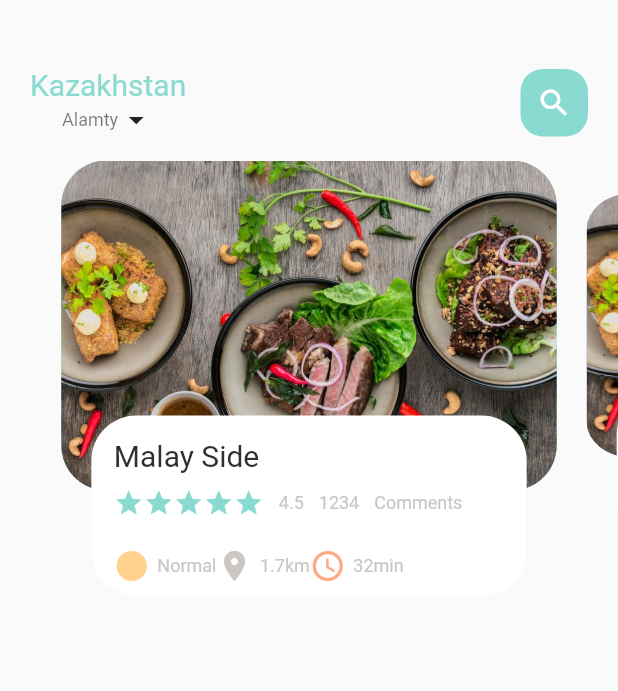
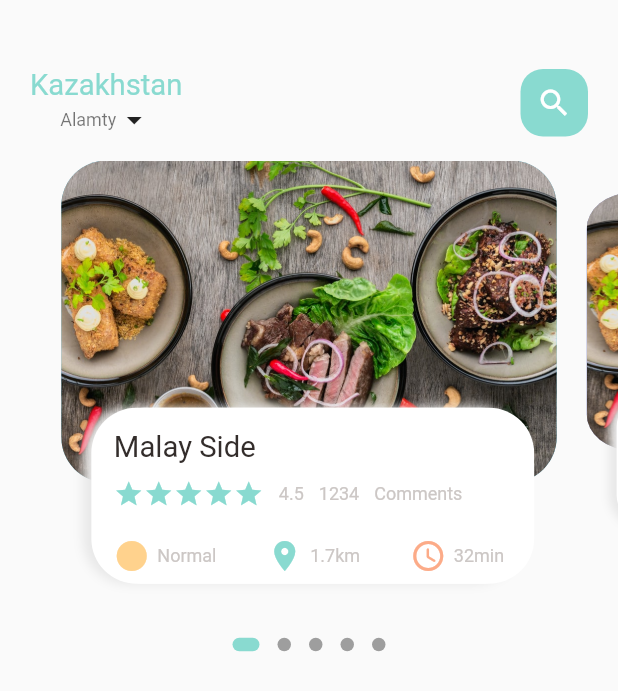
Before and after one commit to Katanabiz/Aziq-Tulik-Jetkizw, a Flutter app: the screen it shows after launch, on a phone screen of 412 x 824 dp. Shown: the top 691 px of the screen. Run offline on Flutter 3.47's test engine with Material 2 defaults, Android fonts, the light colour scheme and no system bars; drawn by our look-alikes of dots_indicator; our stand-ins replace get.

Commit message:
fixed dimsions size the app

```diff
--- a/lib/app/uy/food_body_view.dart
+++ b/lib/app/uy/food_body_view.dart
@@ -1,4 +1,6 @@
+import 'package:aziq_tulik_jetkizw/common/quraldar/app_dimensions.dart';
 import 'package:aziq_tulik_jetkizw/common/quraldar/app_tusteri.dart';
+import 'package:dots_indicator/dots_indicator.dart';
 import 'package:flutter/material.dart';
 
 import '../vidjetter/icons_and_text_widget.dart';
@@ -17,7 +19,7 @@ class _FoodBodyViewState extends State<FoodBodyView> {
 
   var currentPageValue = 0.0;
   double scallFactor = 0.8;
-  double height = 220.0;
+  double height = Dimensions.pageViewContainer;
 
   @override
   void initState() {
@@ -37,14 +39,27 @@ class _FoodBodyViewState extends State<FoodBodyView> {
 
   @override
   Widget build(BuildContext context) {
-    return Container(
-        height: 320,
-        child: PageView.builder(
-            controller: pageController,
-            itemCount: 5,
-            itemBuilder: (context, index) {
-              return _pageItemBuild(index);
-            }));
+    return Column(children: [
+      SizedBox(
+          height: Dimensions.pageView,
+          child: PageView.builder(
+              controller: pageController,
+              itemCount: 5,
+              itemBuilder: (context, index) {
+                return _pageItemBuild(index);
+              })),
+      DotsIndicator(
+        dotsCount: 5,
+        position: currentPageValue,
+        decorator: DotsDecorator(
+          activeColor: AppTusteri.negizigTus,
+          size: const Size.square(9.0),
+          activeSize: const Size(18.0, 9.0),
+          activeShape:
+              RoundedRectangleBorder(borderRadius: BorderRadius.circular(5.0)),
+        ),
+      ),
+    ]);
   }
 
   Widget _pageItemBuild(int index) {
@@ -71,11 +86,12 @@ class _FoodBodyViewState extends State<FoodBodyView> {
       matrix = Matrix4.diagonal3Values(1, currentScal, 1)
         ..setTranslationRaw(0, height * (1 - scallFactor) / 2, 1);
     }
+
     return Transform(
       transform: matrix,
       child: Stack(children: [
         Container(
-            height: 220,
+            height: Dimensions.pageViewContainer,
             margin: const EdgeInsets.only(left: 10, right: 10),
             decoration: BoxDecoration(
               borderRadius: BorderRadius.circular(30),
@@ -90,18 +106,28 @@ class _FoodBodyViewState extends State<FoodBodyView> {
         Align(
           alignment: Alignment.bottomCenter,
           child: Container(
-              height: 120,
+              height: Dimensions.pageViewTextContainer,
               margin: const EdgeInsets.only(left: 30, right: 30, bottom: 30),
               decoration: BoxDecoration(
-                  borderRadius: BorderRadius.circular(30), color: Colors.white),
+                  borderRadius: BorderRadius.circular(30),
+                  color: Colors.white,
+                  boxShadow: const [
+                    BoxShadow(
+                      color: Color(0XFFe8e8e8),
+                      blurRadius: 5.0,
+                      offset: Offset(-5, 0),
+                    ),
+                    BoxShadow(color: Colors.white, offset: Offset(5, 0))
+                  ]),
               child: Container(
-                  padding: const EdgeInsets.only(top: 15, left: 15, right: 15),
+                  padding: EdgeInsets.only(
+                      top: Dimensions.height15, left: 15, right: 15),
                   child: Column(
                     crossAxisAlignment: CrossAxisAlignment.start,
                     children: [
                       const BigTextWidget(text: 'Malay Side'),
-                      const SizedBox(
-                        height: 10,
+                      SizedBox(
+                        height: Dimensions.height10,
                       ),
                       Row(
                         children: [
@@ -120,10 +146,11 @@ class _FoodBodyViewState extends State<FoodBodyView> {
                           const SmalTextWidget(text: 'Comments')
                         ],
                       ),
-                      const SizedBox(
-                        height: 20,
+                      SizedBox(
+                        height: Dimensions.height20,
                       ),
                       Row(
+                        mainAxisAlignment: MainAxisAlignment.spaceBetween,
                         children: const [
                           IconsAndTextWidget(
                               icon: Icons.circle_sharp,
@@ -132,7 +159,7 @@ class _FoodBodyViewState extends State<FoodBodyView> {
                           IconsAndTextWidget(
                               icon: Icons.location_on,
                               text: '1.7km',
-                              iconColor: AppTusteri.matinTus),
+                              iconColor: AppTusteri.negizigTus),
                           IconsAndTextWidget(
                               icon: Icons.access_time_rounded,
                               text: '32min',
--- a/lib/app/vidjetter/big_text_widget.dart
+++ b/lib/app/vidjetter/big_text_widget.dart
@@ -1,3 +1,4 @@
+import 'package:aziq_tulik_jetkizw/common/quraldar/app_dimensions.dart';
 import 'package:flutter/material.dart';
 
 class BigTextWidget extends StatelessWidget {
@@ -7,25 +8,23 @@ class BigTextWidget extends StatelessWidget {
   final TextOverflow overFlow;
   const BigTextWidget(
       {Key? key,
-       this.color = const Color(0xFF332d2b),
+      this.color = const Color(0xFF332d2b),
       required this.text,
-       this.size = 20,
-       this.overFlow = TextOverflow.ellipsis})
+      this.size = 0,
+      this.overFlow = TextOverflow.ellipsis})
       : super(key: key);
 
   @override
   Widget build(BuildContext context) {
-    return Text(
-      text,
-      maxLines:1,
-      overflow: overFlow,
-      style:TextStyle(
-        fontFamily:'Roboto',
-        fontSize:size,
-        color:color,
-        fontWeight:FontWeight.w400,
-      )
-    );
+    return Text(text,
+        maxLines: 1,
+        overflow: overFlow,
+        style: TextStyle(
+          fontFamily: 'Roboto',
+          fontSize: size == 0 ? Dimensions.font20 : size,
+          color: color,
+          fontWeight: FontWeight.w400,
+        ));
   }
 }
 
--- /dev/null
+++ b/lib/common/quraldar/app_dimensions.dart
@@ -0,0 +1,15 @@
+import 'package:get/get.dart';
+class Dimensions{
+static double screenHeight = Get.context!.height;
+static double screenWidth = Get.context!.width;
+
+static double pageView = screenHeight/2.64;
+static double pageViewContainer = screenHeight/3.84;
+static double pageViewTextContainer = screenHeight/7.03;
+static double height10 = screenHeight/84.4;
+static double height15= screenHeight/56.27;
+static double height20 = screenHeight/42.2;
+
+
+static double font20 = screenHeight/42.2;
+}
--- a/lib/main.dart
+++ b/lib/main.dart
@@ -1,6 +1,7 @@
 import 'package:flutter/material.dart';
 
 import 'app/uy/main_food_view.dart';
+import 'package:get/get.dart';
 
 void main() {
   runApp(const MyApp());
@@ -11,7 +12,7 @@ class MyApp extends StatelessWidget {
 
   @override
   Widget build(BuildContext context) {
-    return MaterialApp(
+    return GetMaterialApp(
         title: 'Flutter Demo',
         theme: ThemeData(
           primarySwatch: Colors.blue,
```
Also changed, not shown: pubspec.yaml (+4 -8 lines), pubspec.lock.
